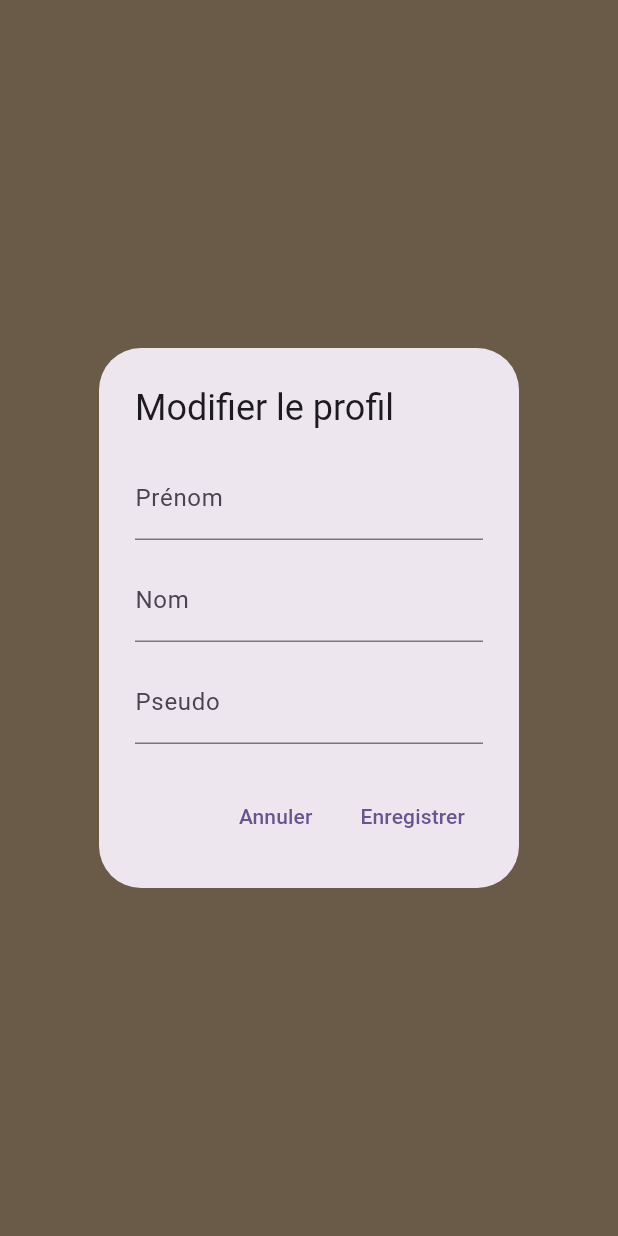
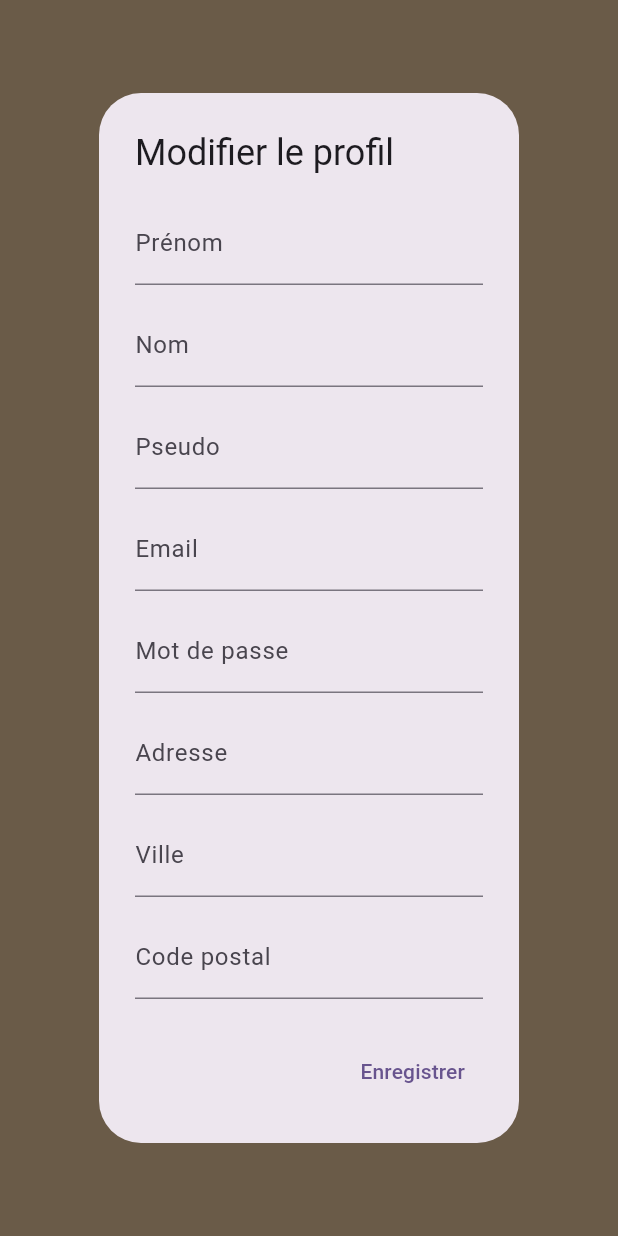
Before and after one commit to Ourtof/malinRecetteFlutter, a Flutter app: what showEditProfileDialog() shows on an empty page, opened directly with empty values, on a phone screen of 412 x 824 dp. Run offline on Flutter 3.47's test engine with Material 3 defaults, Android fonts, the phone set to English and light mode, and no system bars; our stand-ins replace image_picker, shared_preferences, web; missing offline and left inert: dart:ui_web; accounts and stored records are empty; network calls fail.

Commit message:
modification de profil

```diff
--- a/lib/pages/profile/edit_profile_dialog.dart
+++ b/lib/pages/profile/edit_profile_dialog.dart
@@ -1,14 +1,26 @@
+// edit_profile_dialog.dart APRES freeze
+
 import 'package:flutter/material.dart';
 
 class EditProfileResult {
   final String prenom;
   final String nom;
   final String pseudo;
+  final String email;
+  final String password;
+  final String adresse;
+  final String ville;
+  final String codePostal;
 
   EditProfileResult({
     required this.prenom,
     required this.nom,
     required this.pseudo,
+    required this.email,
+    required this.password,
+    required this.adresse,
+    required this.ville,
+    required this.codePostal,
   });
 }
 
@@ -17,10 +29,20 @@ Future<EditProfileResult?> showEditProfileDialog(
   required String initialPrenom,
   required String initialNom,
   required String initialPseudo,
+  required String initialEmail,
+  required String initialPassword,
+  required String initialAdresse,
+  required String initialVille,
+  required String initialCodePostal,
 }) {
   final prenomController = TextEditingController(text: initialPrenom);
   final nomController = TextEditingController(text: initialNom);
   final pseudoController = TextEditingController(text: initialPseudo);
+  final emailController = TextEditingController(text: initialEmail);
+  final passwordController = TextEditingController(text: initialPassword);
+  final adresseController = TextEditingController(text: initialAdresse);
+  final villeController = TextEditingController(text: initialVille);
+  final codePostalController = TextEditingController(text: initialCodePostal);
 
   return showDialog<EditProfileResult>(
     context: context,
@@ -33,39 +55,75 @@ Future<EditProfileResult?> showEditProfileDialog(
             children: [
               TextField(
                 controller: prenomController,
-                decoration: const InputDecoration(
-                  labelText: 'Prénom',
-                ),
+                decoration: const InputDecoration(labelText: 'Prénom'),
               ),
               const SizedBox(height: 12),
               TextField(
                 controller: nomController,
-                decoration: const InputDecoration(
-                  labelText: 'Nom',
-                ),
+                decoration: const InputDecoration(labelText: 'Nom'),
               ),
               const SizedBox(height: 12),
               TextField(
                 controller: pseudoController,
-                decoration: const InputDecoration(
-                  labelText: 'Pseudo',
-                ),
+                decoration: const InputDecoration(labelText: 'Pseudo'),
+              ),
+              const SizedBox(height: 12),
+              TextField(
+                controller: emailController,
+                decoration: const InputDecoration(labelText: 'Email'),
+              ),
+              const SizedBox(height: 12),
+              TextField(
+                controller: passwordController,
+                decoration: const InputDecoration(labelText: 'Mot de passe'),
+              ),
+              const SizedBox(height: 12),
+              TextField(
+                controller: adresseController,
+                decoration: const InputDecoration(labelText: 'Adresse'),
+              ),
+              const SizedBox(height: 12),
+              TextField(
+                controller: villeController,
+                decoration: const InputDecoration(labelText: 'Ville'),
+              ),
+              const SizedBox(height: 12),
+              TextField(
+                controller: codePostalController,
+                decoration: const InputDecoration(labelText: 'Code postal'),
               ),
             ],
           ),
         ),
         actions: [
           TextButton(
-            onPressed: () => Navigator.of(context).pop(),
-            child: const Text('Annuler'),
-          ),
-          TextButton(
             onPressed: () {
+              // Validation simple
+              if (prenomController.text.trim().isEmpty ||
+                  nomController.text.trim().isEmpty ||
+                  pseudoController.text.trim().isEmpty ||
+                  emailController.text.trim().isEmpty) {
+                ScaffoldMessenger.of(context).showSnackBar(
+                  const SnackBar(
+                    content: Text(
+                      'Veuillez remplir tous les champs obligatoires',
+                    ),
+                    backgroundColor: Colors.orange,
+                  ),
+                );
+                return;
+              }
+
               Navigator.of(context).pop(
                 EditProfileResult(
                   prenom: prenomController.text.trim(),
                   nom: nomController.text.trim(),
                   pseudo: pseudoController.text.trim(),
+                  email: emailController.text.trim(),
+                  password: passwordController.text.trim(),
+                  adresse: adresseController.text.trim(),
+                  ville: villeController.text.trim(),
+                  codePostal: codePostalController.text.trim(),
                 ),
               );
             },
```
Also changed, not shown: lib/pages/profile/profile_page.dart (+132 -85 lines).
